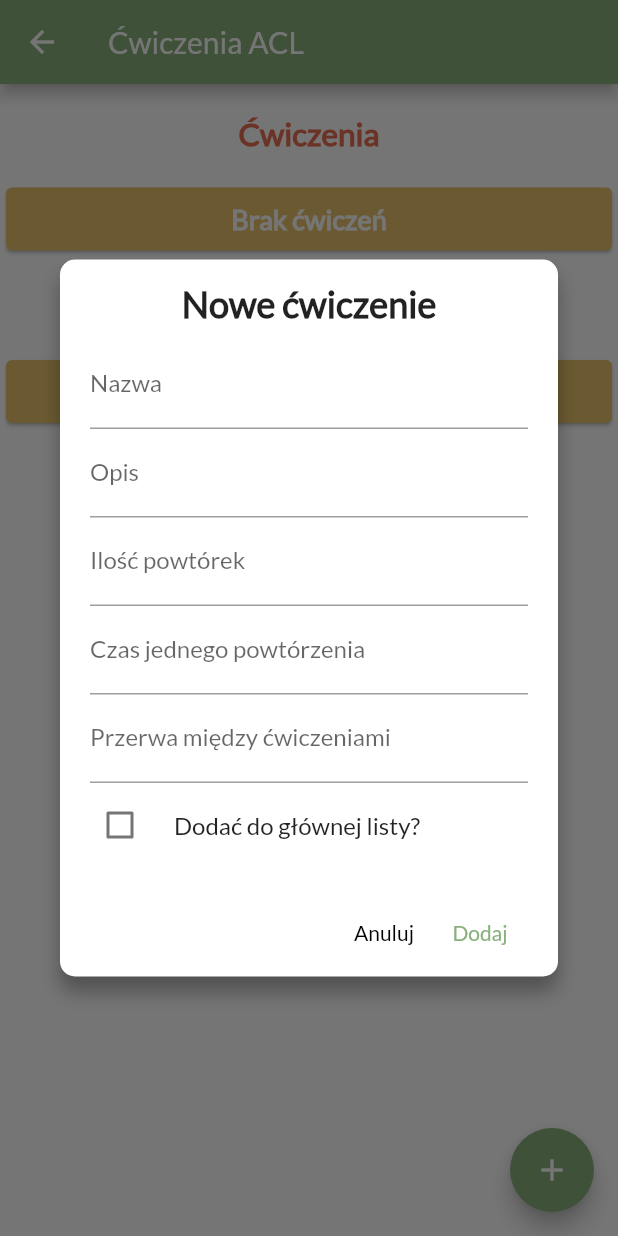
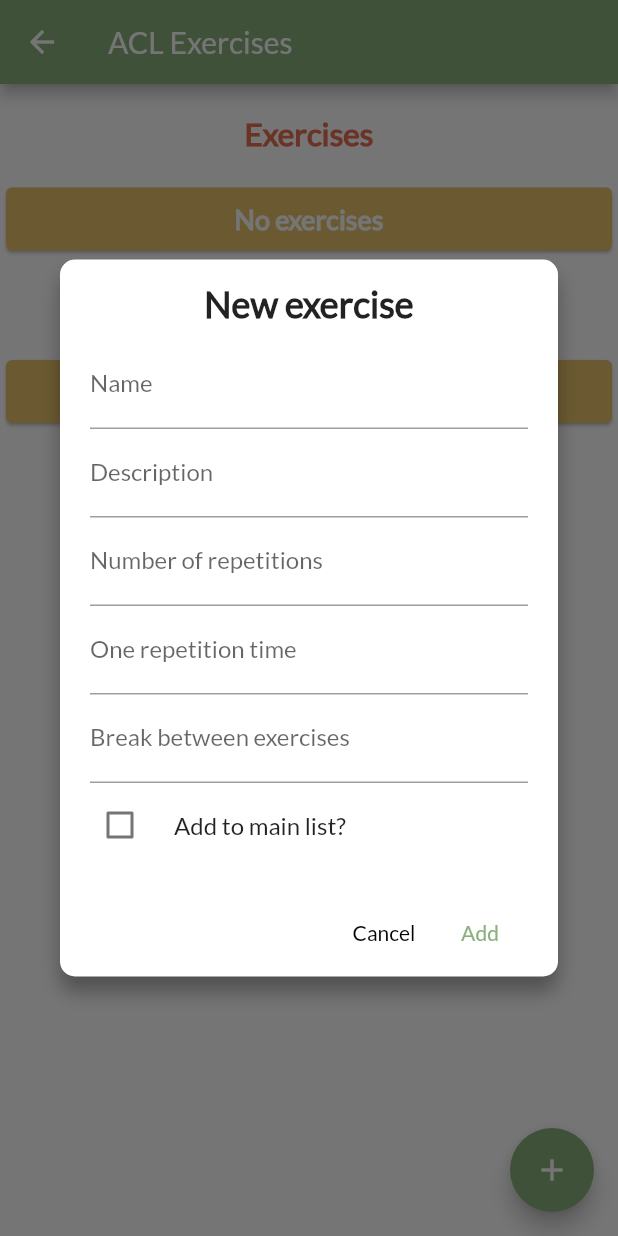
Before and after one commit to hanyska/knee_acl_mcl, a Flutter app: the HomePage screen opened by its route, after a tap on the "add" icon, on a phone screen of 412 x 824 dp. Run offline on Flutter 3.47's test engine with Material 2 defaults, Android fonts, the light colour scheme and no system bars; our stand-ins replace cloud_firestore, easy_localization, firebase_auth, firebase_core, firebase_storage, flutter_slidable and 9 more; accounts and stored records are empty.

Commit message:
Added translations

```diff
--- /dev/null
+++ b/assets/translations/en.json
@@ -0,0 +1,66 @@
+{
+  "auth": {
+    "login": "Login",
+    "register": "Register",
+    "noAccount": "Don't have an account?",
+    "haveAccount": "Do you have an account?"
+  },
+  "textField": {
+    "email": "Email",
+    "password": "Password",
+    "repeatPassword": "Repeat password",
+    "name": "Name",
+    "username": "Username",
+    "description": "Description",
+    "repetitionsNumber": "Number of repetitions",
+    "timeShort": "time(s)",
+    "oneRepetitionTime": "One repetition time",
+    "breakBetweenExercises": "Break between exercises",
+    "addToMainList": "Add to main list?"
+  },
+  "button": {
+    "home": "Home",
+    "progress": "Progress",
+    "profile": "Profile",
+    "start": "Start",
+    "stop": "Stop",
+    "cancel": "Cancel",
+    "ok": "Ok",
+    "more": "More",
+    "remove": "Remove",
+    "delete": "Delete",
+    "save": "Save",
+    "add": "Add",
+    "send": "Send"
+  },
+  "exercises": {
+    "title": "ACL Exercises",
+    "exercises": "Exercises",
+    "otherExercises": "Other exercises",
+    "noExercises": "No exercises",
+    "newExercise": "New exercise",
+    "time": "Time",
+    "deleteExerciseMessage": "Are you sure you deleted this exercise?",
+    "addedExerciseMessage": "Successfully added exercise",
+    "updatedExerciseMessage": "Successfully updated exercise",
+    "deletedExercises": "Deleted exercises",
+    "addedToMainList": "Added to main list",
+    "removedToMainList": "Removed from main list"
+  },
+  "profile": {
+    "myProfile": "My profile",
+    "settings": "Settings",
+    "language": "Language",
+    "logout": "Logout",
+    "takePhoto": "Take photo",
+    "chooseFromGallery": "Choose from gallery",
+    "updatedUser": "User successfully updated"
+  },
+  "messages": {
+    "pause": "Pause",
+    "excellent": "Excellent!"
+  },
+  "error": {
+    "differentPasswords": "Passwords must be the same!"
+  }
+}
--- a/lib/exercises/exercises_page.dart
+++ b/lib/exercises/exercises_page.dart
@@ -1,3 +1,4 @@
+import 'package:easy_localization/easy_localization.dart';
 import 'package:flutter/material.dart';
 import 'package:flutter_tts/flutter_tts.dart';
 import 'package:knee_acl_mcl/exercises/exercise_details_page.dart';
@@ -37,7 +38,7 @@ class _ExercisesPageState extends State<ExercisesPage> with TickerProviderStateM
         if (isSuccess is bool && isSuccess == true) {
           _exercisesCount++;
           if (_exercisesCount < _exercisesList.length) {
-            await FlutterTts().speak('PRZERWA');
+            await FlutterTts().speak(tr('messages.pause'));
             Future.delayed(ExercisesService.breakBetweenExercises, _startExercises);
           }
         }
@@ -58,7 +59,7 @@ class _ExercisesPageState extends State<ExercisesPage> with TickerProviderStateM
         ]),
         if (exercises != null) TextButton(
           onPressed: () => _startExercises(exercises),
-          child: Text('Start', style: TextStyle(fontWeight: FontWeight.bold, fontSize: 18, color: kRed)),
+          child: Text(tr('button.start'), style: TextStyle(fontWeight: FontWeight.bold, fontSize: 18, color: kRed)),
         )
       ],
     );
@@ -114,7 +115,7 @@ class _ExercisesPageState extends State<ExercisesPage> with TickerProviderStateM
         Container(
           padding: EdgeInsets.symmetric(vertical: 20.0),
           child: Text(
-            isMain ? 'Ćwiczenia' : 'Pozostałe ćwiczenia',
+            isMain ? tr('exercises.exercises') : tr('exercises.otherExercises'),
             style: TextStyle(fontWeight: FontWeight.bold, fontSize: 21, color: kRed),
             textAlign: TextAlign.center
           ),
@@ -126,14 +127,14 @@ class _ExercisesPageState extends State<ExercisesPage> with TickerProviderStateM
             height: exercises == null ? 100 : null,
             padding: const EdgeInsets.symmetric(horizontal: 5.0, vertical: 10.0),
             child: _isEmpty
-                ? Center(child: Text('Brak ćwiczeń', style: TextStyle(color: kWhite, fontSize: 18, fontWeight: FontWeight.bold)))
+                ? Center(child: Text(tr('exercises.noExercises'), style: TextStyle(color: kWhite, fontSize: 18, fontWeight: FontWeight.bold)))
                 : isMain
                   ? _listReordered(exercises)
                   : _list(exercises)
           ),
         ),
         if(isMain && !_isEmpty)
-          _timeWidget('Czas: ', exercises)
+          _timeWidget('${tr('exercises.noExercises')}: ', exercises)
       ],
     );
   }
--- a/lib/exercises/widgets/exercise_form_dialog.dart
+++ b/lib/exercises/widgets/exercise_form_dialog.dart
@@ -1,3 +1,4 @@
+import 'package:easy_localization/easy_localization.dart';
 import 'package:flutter/material.dart';
 import 'package:knee_acl_mcl/components/progress_bar.dart';
 import 'package:knee_acl_mcl/components/toast.dart';
@@ -66,7 +67,7 @@ class _ExerciseFormDialogState extends State<ExerciseFormDialog> {
       inMainList: _isInMainList,
       orderId: 0,
     )).then((value) {
-      Toaster.show('Pomyślnie dodano ćwiczenie!');
+      Toaster.show(tr('exercises.addedExerciseMessage'));
       _progressBar.hide();
       Navigator.of(context).pop(true);
     });
@@ -83,7 +84,7 @@ class _ExerciseFormDialogState extends State<ExerciseFormDialog> {
       time: Duration(seconds: NumberUtils.toInt(_timeController.text) ?? 0),
       inMainList: _isInMainList,
     )).then((value) {
-      Toaster.show('Pomyślnie zaktualizowano ćwiczenie!');
+      Toaster.show(tr('exercises.updatedExerciseMessage'));
       _progressBar.hide();
       Navigator.of(context).pop(true);
     });
@@ -97,7 +98,7 @@ class _ExerciseFormDialogState extends State<ExerciseFormDialog> {
           controller: _titleController,
           keyboardType: TextInputType.text,
           textCapitalization: TextCapitalization.sentences,
-          decoration: InputDecoration(labelText: 'Nazwa'),
+          decoration: InputDecoration(labelText: tr('textField.name')),
         ),
         TextField(
           controller: _subtitleController,
@@ -105,21 +106,21 @@ class _ExerciseFormDialogState extends State<ExerciseFormDialog> {
           textCapitalization: TextCapitalization.sentences,
           minLines: 1,
           maxLines: 5,
-          decoration: InputDecoration(labelText: 'Opis'),
+          decoration: InputDecoration(labelText: tr('textField.description')),
         ),
         TextField(
           controller: _repeatController,
           keyboardType: TextInputType.number,
           decoration: InputDecoration(
-              labelText: 'Ilość powtórek',
-              suffixText: 'raz(y)'
+              labelText: tr('textField.repetitionsNumber'),
+              suffixText: tr('textField.timeShort')
           ),
         ),
         TextField(
           controller: _timeController,
           keyboardType: TextInputType.number,
           decoration: InputDecoration(
-            labelText: 'Czas jednego powtórzenia',
+            labelText: tr('textField.oneRepetitionTime'),
             suffixText: 's'
           ),
         ),
@@ -127,7 +128,7 @@ class _ExerciseFormDialogState extends State<ExerciseFormDialog> {
           controller: _pauseTimeController,
           keyboardType: TextInputType.number,
           decoration: InputDecoration(
-            labelText: 'Przerwa między ćwiczeniami',
+            labelText: tr('textField.breakBetweenExercises'),
             suffixText: 's'
           ),
         ),
@@ -136,7 +137,7 @@ class _ExerciseFormDialogState extends State<ExerciseFormDialog> {
           controlAffinity: ListTileControlAffinity.leading,
           value: _isInMainList,
           onChanged: (bool? newValue) => setState(() => _isInMainList = newValue ?? false),
-          title: Text('Dodać do głównej listy?'),
+          title: Text(tr('textField.addToMainList')),
           tristate: true,
         ),
       ],
@@ -150,12 +151,12 @@ class _ExerciseFormDialogState extends State<ExerciseFormDialog> {
       mainAxisAlignment: MainAxisAlignment.end,
       children: [
         TextButton(
-          child: Text('Anuluj'),
+          child: Text(tr('button.cancel')),
           style: TextButton.styleFrom(primary: kBlack),
           onPressed: () => Navigator.of(context).pop(false),
         ),
         TextButton(
-          child: Text(_exist ? 'Zapisz' : 'Dodaj'),
+          child: Text(_exist ? tr('button.save') : tr('button.add')),
           style: TextButton.styleFrom(primary: kPrimaryColor),
           onPressed: () => _exist ? onUpdateExercise() : onAddExercise(),
         ),
@@ -166,7 +167,7 @@ class _ExerciseFormDialogState extends State<ExerciseFormDialog> {
   @override
   Widget build(BuildContext context) {
     return CustomDialog(
-      title: widget.exercise?.title ?? 'Nowe ćwiczenie',
+      title: widget.exercise?.title ?? tr("exercises.newExercise"),
       body: _body,
       footer: _footer,
     );
--- a/lib/exercises/widgets/exercise_item.dart
+++ b/lib/exercises/widgets/exercise_item.dart
@@ -1,5 +1,6 @@
 import 'dart:async';
 
+import 'package:easy_localization/easy_localization.dart';
 import 'package:flutter/material.dart';
 import 'package:flutter_slidable/flutter_slidable.dart';
 import 'package:knee_acl_mcl/components/progress_bar.dart';
@@ -49,7 +50,7 @@ class _ExerciseItemState extends State<ExerciseItem> {
           ProgressService.updateProgress(Progress(
             doneIdExercises: [widget.exercise.id]
           ));
-          Toaster.show('SUPEERR!!');
+          Toaster.show(tr('messages.excellent'));
         }
       });
   }
@@ -139,7 +140,7 @@ class _ExerciseItemState extends State<ExerciseItem> {
       .deleteExercise(widget.exercise.id!)
       .then((value) {
         _progressBar.hide();
-        if (value) Toaster.show('Firebase usunal cwiczenie ${widget.exercise.title.toLowerCase()}');
+        if (value) Toaster.show('${tr('exercises.deletedExercises')} ${widget.exercise.title.toLowerCase()}');
         if (widget.onDelete != null) widget.onDelete!(value);
       });
   }
@@ -151,7 +152,7 @@ class _ExerciseItemState extends State<ExerciseItem> {
     ExercisesService
       .updatedExercise(_exercise)
       .then((value) {
-        Toaster.show(addToMainList ? 'Dodano do listy głównej' : 'Usunięto z listy głównej');
+        Toaster.show(addToMainList ? tr('exercises.addedToMainList') : tr('exercises.removedToMainList'));
         if (widget.onEdit != null) widget.onEdit!(value);
       });
   }
@@ -162,15 +163,15 @@ class _ExerciseItemState extends State<ExerciseItem> {
       builder: (context) {
         return AlertDialog(
           title: Text(widget.exercise.title),
-          content: Text('Czy na pewno chcesz usunąć to ćwiczenie?'),
+          content: Text(tr('exercises.deleteExerciseMessage')),
           actions: <Widget>[
             TextButton(
-              child: Text('Anuluj'),
+              child: Text(tr('button.cancel')),
               style: TextButton.styleFrom(primary: kBlack),
               onPressed: () => Navigator.of(context).pop(false),
             ),
             TextButton(
-              child: Text('Ok'),
+              child: Text(tr('button.ok')),
               style: TextButton.styleFrom(primary: kRed),
               onPressed: () => Navigator.of(context).pop(true),
             ),
@@ -205,7 +206,7 @@ class _ExerciseItemState extends State<ExerciseItem> {
               child: ClipRRect(
                 borderRadius: BorderRadius.only(topLeft: Radius.circular(5), bottomLeft: Radius.circular(5)),
                 child: IconSlideAction(
-                  caption: 'More',
+                  caption: tr('button.more'),
                   color: Colors.grey.shade200.withOpacity(animation!.value),
                   icon: Icons.more_horiz,
                   onTap: onEditExercise,
@@ -217,7 +218,7 @@ class _ExerciseItemState extends State<ExerciseItem> {
             return ClipRRect(
               borderRadius: BorderRadius.only(topRight: Radius.circular(5), bottomRight: Radius.circular(5)),
               child: IconSlideAction(
-                caption: widget.inMainList ? 'Remove' : 'Delete',
+                caption: widget.inMainList ? tr('button.remove') : tr('button.delete'),
                 color: Colors.red.withOpacity(animation!.value),
                 icon: widget.inMainList ? Icons.remove : Icons.delete,
                 onTap: () {
--- a/lib/home_page.dart
+++ b/lib/home_page.dart
@@ -1,3 +1,4 @@
+import 'package:easy_localization/easy_localization.dart';
 import 'package:flutter/material.dart';
 import 'package:knee_acl_mcl/exercises/widgets/exercise_form_dialog.dart';
 import 'package:knee_acl_mcl/exercises/exercises_page.dart';
@@ -15,7 +16,7 @@ class _HomePageState extends State<HomePage> with TickerProviderStateMixin {
   @override
   Widget build(BuildContext context) {
     return Scaffold(
-      appBar: myAppBar(title: 'Ćwiczenia ACL'),
+      appBar: myAppBar(title: tr("exercises.title")),
       body: ExercisesPage(),
       floatingActionButton: FloatingActionButton(
         onPressed: () {
--- a/pubspec.yaml
+++ b/pubspec.yaml
@@ -10,6 +10,7 @@ dependencies:
   flutter:
     sdk: flutter
   cupertino_icons: ^1.0.2
+  easy_localization: ^3.0.0
   firebase_core: ^1.3.0
   firebase_auth: ^2.0.0
   firebase_storage: ^10.0.1
@@ -39,6 +40,7 @@ flutter:
   uses-material-design: true
 
   assets:
+    - assets/translations/
     - assets/images/
     - assets/audio/
 
```
Also changed, not shown: assets/translations/pl.json (added, +66 -0 lines), lib/exercises/exercise_details_page.dart (+4 -3 lines), lib/login_page.dart (+7 -6 lines), lib/main.dart (+16 -1 lines), lib/main/bottom_bar.dart (+4 -3 lines), lib/profile_page.dart (+11 -10 lines), lib/register_page.dart (+8 -7 lines).
